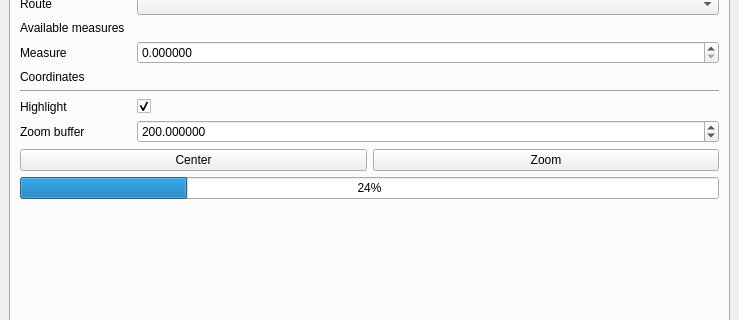
blazek/lrs, file lrs/ui/ui_lrsdockwidget.ui: the form before one commit; both pictures show x 0 to 739 and y 116 to 436 of the 739 by 544 pixel window.
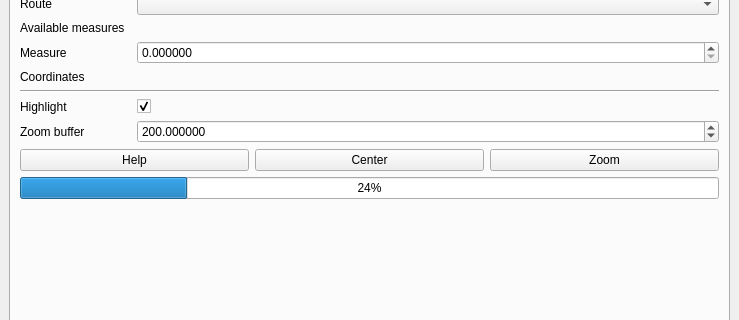
The form after the commit.

Commit message: locate help button

Patch:
```diff
--- a/lrs/ui/ui_lrsdockwidget.ui
+++ b/lrs/ui/ui_lrsdockwidget.ui
@@ -191,6 +191,13 @@
         </item>
         <item>
          <layout class="QHBoxLayout" name="horizontalLayout_5">
+          <item>
+           <widget class="QPushButton" name="locateHelpButton">
+            <property name="text">
+             <string>Help</string>
+            </property>
+           </widget>
+          </item>
           <item>
            <widget class="QPushButton" name="locateCenterButton">
             <property name="text">
```
The commit also changes 1 other file.
